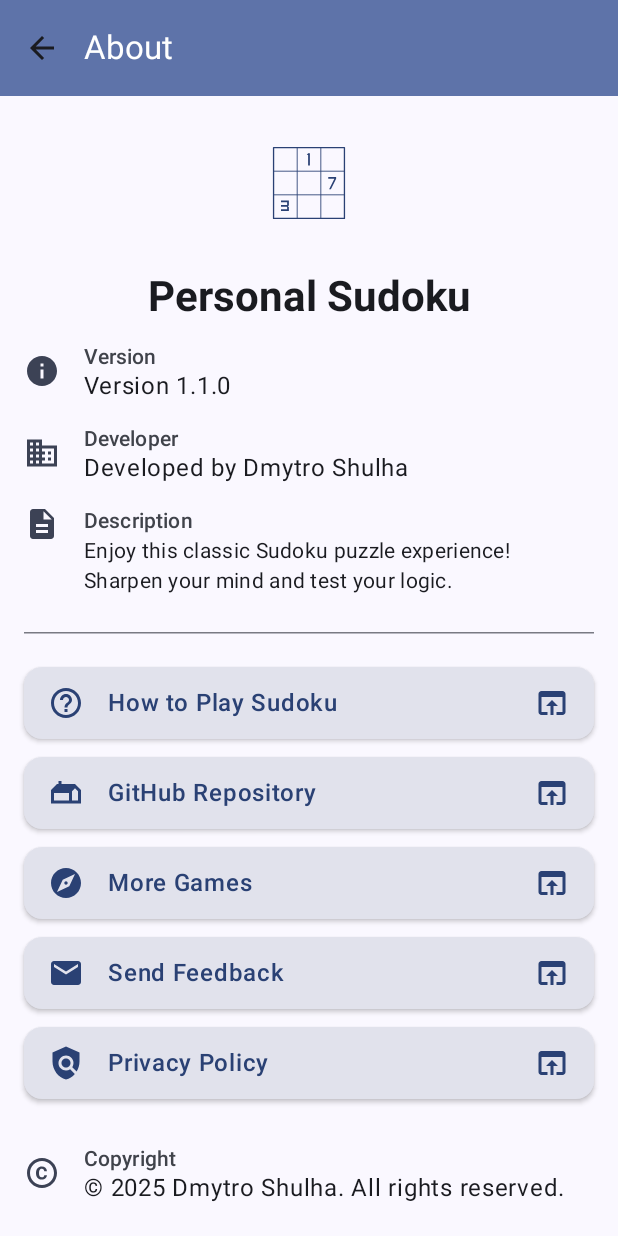
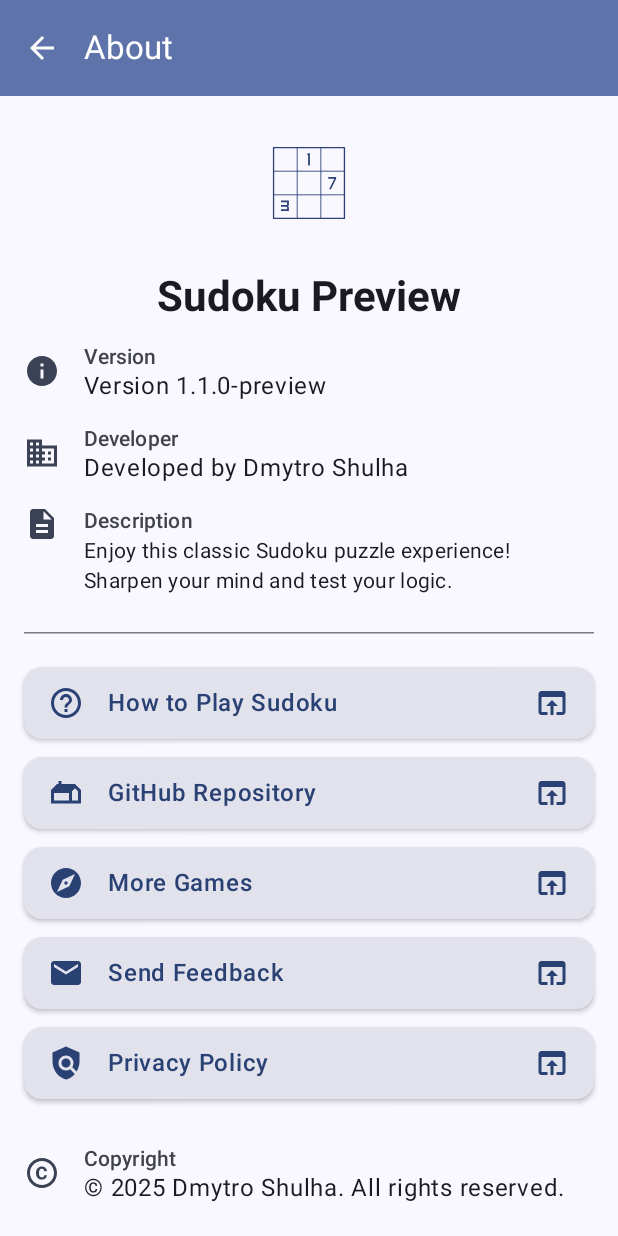
Before and after one commit to DmytroShulha/sudoku, an Android app built with Jetpack Compose: the @Preview function AboutScreenPreviewLight, on a phone screen of 412 x 824 dp. Run offline under Robolectric (Android 15) with nearby library versions, the phone set to English and light mode, and no system bars.

Commit message:
update libraries and GAP

```diff
--- a/app/src/main/java/org/dsh/personal/sudoku/MainActivity.kt
+++ b/app/src/main/java/org/dsh/personal/sudoku/MainActivity.kt
@@ -103,7 +103,7 @@ fun MainMenuScreen(onSudokuClick: () -> Unit) {
     ) {
         Button(
             onClick = onSudokuClick,
-            contentPadding = PaddingValues(horizontal = 24.dp, vertical = 12.dp) // Add padding to the button
+            contentPadding = PaddingValues(horizontal = 24.dp, vertical = 12.dp)
         ) {
             Row(
                 verticalAlignment = Alignment.CenterVertically,
@@ -111,9 +111,9 @@ fun MainMenuScreen(onSudokuClick: () -> Unit) {
             ) {
                 Text("Sudoku")
                 Icon(
-                    imageVector = Icons.Filled.Star, // Replace with your icon
+                    imageVector = Icons.Filled.Star,
                     contentDescription = "Sudoku Icon",
-                    modifier = Modifier.size(24.dp) // Adjust icon size
+                    modifier = Modifier.size(24.dp)
                 )
             }
         }
--- a/app/src/main/java/org/dsh/personal/sudoku/presentation/about/SudokuAboutScreen.kt
+++ b/app/src/main/java/org/dsh/personal/sudoku/presentation/about/SudokuAboutScreen.kt
@@ -38,6 +38,11 @@ import androidx.compose.material3.Text
 import androidx.compose.material3.TopAppBar
 import androidx.compose.material3.TopAppBarDefaults
 import androidx.compose.runtime.Composable
+import androidx.compose.runtime.Immutable // Import for custom immutable classes
+import androidx.compose.runtime.Stable // Import for marking stable classes/functions
+import androidx.compose.runtime.getValue
+import androidx.compose.runtime.remember
+import androidx.compose.runtime.rememberUpdatedState
 import androidx.compose.ui.Alignment
 import androidx.compose.ui.Modifier
 import androidx.compose.ui.graphics.vector.ImageVector
@@ -51,38 +56,57 @@ import androidx.compose.ui.text.font.FontWeight
 import androidx.compose.ui.text.style.TextAlign
 import androidx.compose.ui.tooling.preview.Preview
 import androidx.compose.ui.unit.Dp
-import org.dsh.personal.sudoku.BuildConfig.DEVELOPER_NAME
+import org.dsh.personal.sudoku.BuildConfig
 import org.dsh.personal.sudoku.R
 import org.dsh.personal.sudoku.presentation.view.Dimens
 import org.dsh.personal.sudoku.theme.PersonalTheme
 import java.time.Year
 
+@Immutable
+data class AboutScreenData(
+    val appName: String,
+    val appVersion: String,
+    val playStoreGameUrl: String,
+    val playStoreUrl: String,
+    val githubRepo: String,
+)
 
 @OptIn(ExperimentalMaterial3Api::class)
 @Composable
 fun AboutScreen(
-    onNavigateBack: () -> Unit, onHowToPlayClick: () -> Unit, params: AboutScreenData
+    onNavigateBack: () -> Unit,
+    onHowToPlayClick: () -> Unit,
+    params: AboutScreenData
 ) {
     val uriHandler = LocalUriHandler.current
+    val context = LocalContext.current
 
+    val appName = params.appName // Already efficient as it comes from params
     val versionText = stringResource(R.string.version_name, params.appVersion)
-    val developedByText = stringResource(R.string.developed_by, DEVELOPER_NAME)
+    val developedByText = stringResource(R.string.developed_by, BuildConfig.DEVELOPER_NAME)
+
+    val currentYear = remember { Year.now().value }
     val copyrightText =
-        stringResource(R.string.all_rights_reserved, Year.now().value, DEVELOPER_NAME)
+        stringResource(R.string.all_rights_reserved, currentYear, BuildConfig.DEVELOPER_NAME)
     val gameDescription = stringResource(R.string.game_description_short)
     val privacyPolicyUrl = stringResource(R.string.privacy_policy_url)
+    val aboutText = stringResource(R.string.about)
+    val backText = stringResource(R.string.back)
 
     Scaffold(
         topBar = {
             TopAppBar(
-                title = { Text(stringResource(R.string.about)) }, navigationIcon = {
+                title = { Text(aboutText) },
+                navigationIcon = {
                     IconButton(onClick = onNavigateBack) {
                         Icon(
                             imageVector = Icons.AutoMirrored.Filled.ArrowBack,
-                        contentDescription = stringResource(R.string.back)
+                            contentDescription = backText,
+                            tint = MaterialTheme.colorScheme.onPrimaryContainer,
                         )
                     }
-            }, colors = TopAppBarDefaults.topAppBarColors(
+                },
+                colors = TopAppBarDefaults.topAppBarColors(
                     containerColor = MaterialTheme.colorScheme.primaryContainer,
                     titleContentColor = MaterialTheme.colorScheme.onPrimaryContainer
                 )
@@ -93,19 +117,18 @@ fun AboutScreen(
                 .fillMaxSize()
                 .padding(paddingValues)
                 .padding(Dimens.Large)
-                .verticalScroll(rememberScrollState()),
+                .verticalScroll(rememberScrollState()), // Correctly uses rememberScrollState
             horizontalAlignment = Alignment.CenterHorizontally
         ) {
-            // FR1.1 App Icon
-            // FR1.2 Game Title
-            // FR1.3 Version Number
-            AppHeaderSection(params.appName, versionText)
+            AppHeaderSection(
+                appName = appName, // Use the hoisted appName
+                versionText = versionText,
+                // Pass other required strings if they were hoisted and are specific here
+            )
 
-            // FR2.1 Developer Information
-            DeveloperSection(developedByText)
+            DeveloperSection(developedByText = developedByText)
 
-            // FR3.1 Brief Description
-            DescriptionSection(gameDescription)
+            DescriptionSection(gameDescription = gameDescription)
 
             HorizontalDivider(
                 modifier = Modifier.padding(vertical = Dimens.Large),
@@ -113,31 +136,21 @@ fun AboutScreen(
                 color = DividerDefaults.color,
             )
 
-            // FR4.1 How to Play
-            // FR4.2 Feedback/Support
-            // FR4.3 Privacy Policy
             LinksSection(
                 onHowToPlayClick = onHowToPlayClick,
-                uriHandler = uriHandler,
+                uriHandler = uriHandler, // Pass hoisted uriHandler
+                context = context, // Pass hoisted context
                 privacyPolicyUrl = privacyPolicyUrl,
-                params = params
+                params = params // params is already stable (data class with vals)
             )
 
-            Spacer(Modifier.weight(1f)) // Pushes copyright to the bottom
+            Spacer(Modifier.weight(1f))
 
-            // FR2.2 Copyright Information
-            CopyrightFooterSection(copyrightText)
+            CopyrightFooterSection(copyrightText = copyrightText)
         }
     }
 }
 
-data class AboutScreenData(
-    val appName: String,
-    val appVersion: String,
-    val playStoreGameUrl: String,
-    val playStoreUrl: String,
-    val githubRepo: String,
-)
 
 @Composable
 private fun CopyrightFooterSection(copyrightText: String) {
@@ -156,43 +169,68 @@ private fun CopyrightFooterSection(copyrightText: String) {
 private fun LinksSection(
     onHowToPlayClick: () -> Unit,
     uriHandler: UriHandler,
+    context: Context, // Added context to avoid LocalContext.current here
     privacyPolicyUrl: String,
     params: AboutScreenData,
 ) {
-    val context = LocalContext.current
+    val onHowToPlayClickStable by rememberUpdatedState(onHowToPlayClick)
+
+    // For lambdas that capture changing values (like params or privacyPolicyUrl),
+    // ensure they are stable or use remember with keys.
+    val onOpenGithubRepo = remember(uriHandler, params.githubRepo, context) {
+        { linkExecution(uriHandler, params.githubRepo, context) }
+    }
+    val onOpenPlayStore = remember(uriHandler, params.playStoreUrl, context) {
+        { linkExecution(uriHandler, params.playStoreUrl, context) }
+    }
+    val onOpenFeedback = remember(uriHandler, params.playStoreGameUrl, context) {
+        { linkExecution(uriHandler, params.playStoreGameUrl, context) }
+    }
+    val onOpenPrivacyPolicy = remember(uriHandler, privacyPolicyUrl, context) {
+        { linkExecution(uriHandler, privacyPolicyUrl, context) }
+    }
+    // --- End of Lambda Optimization ---
+
+
+    // Hoist string resources used multiple times or in loops if applicable
+    val howToPlayText = stringResource(R.string.how_to_play_sudoku)
+    val gitRepoText = stringResource(R.string.sudoku_git_repo)
+    val moreGamesText = stringResource(R.string.more_games)
+    val sendFeedbackText = stringResource(R.string.send_feedback)
+    val privacyPolicyText = stringResource(R.string.privacy_policy)
 
     LinkItem(
         icon = Icons.AutoMirrored.Filled.HelpOutline,
-        text = stringResource(R.string.how_to_play_sudoku),
-        onClick = onHowToPlayClick,
+        text = howToPlayText,
+        onClick = onHowToPlayClickStable, // Use the stable lambda
         subicon = Icons.Filled.OpenInBrowser
     )
 
     LinkItem(
         icon = Icons.Filled.Gite,
-        text = stringResource(R.string.sudoku_git_repo),
-        onClick = { linkExecution(uriHandler, params.githubRepo, context) },
+        text = gitRepoText,
+        onClick = onOpenGithubRepo,
         subicon = Icons.Filled.OpenInBrowser
     )
 
     LinkItem(
         icon = Icons.Filled.Explore,
-        text = stringResource(R.string.more_games),
-        onClick = { linkExecution(uriHandler, params.playStoreUrl, context) },
+        text = moreGamesText,
+        onClick = onOpenPlayStore,
         subicon = Icons.Filled.OpenInBrowser
     )
 
     LinkItem(
         icon = Icons.Filled.Email,
-        text = stringResource(R.string.send_feedback),
-        onClick = { linkExecution(uriHandler, params.playStoreGameUrl, context) },
+        text = sendFeedbackText,
+        onClick = onOpenFeedback,
         subicon = Icons.Filled.OpenInBrowser
     )
 
     LinkItem(
         icon = Icons.Filled.Policy,
-        text = stringResource(R.string.privacy_policy),
-        onClick = { linkExecution(uriHandler, privacyPolicyUrl, context) },
+        text = privacyPolicyText,
+        onClick = onOpenPrivacyPolicy,
         subicon = Icons.Filled.OpenInBrowser
     )
 }
@@ -200,10 +238,11 @@ private fun LinksSection(
 private fun linkExecution(
     uriHandler: UriHandler, link: String, context: Context
 ) {
+    Log.d("AboutScreen", "Attempting to open URI: $link")
     try {
         uriHandler.openUri(link)
-    } catch (e: IllegalArgumentException) {
-        Log.e("AboutScreen", "Error opening URI", e)
+    } catch (e: Exception) { // Catch broader Exception if other issues can occur
+        Log.e("AboutScreen", "Error opening URI: $link", e)
         Toast.makeText(context, R.string.something_went_wrong, Toast.LENGTH_SHORT).show()
     }
 }
@@ -213,7 +252,7 @@ private fun DescriptionSection(gameDescription: String) {
     InfoItem(
         InfoItemData(
             icon = Icons.Filled.Description,
-            label = stringResource(R.string.description),
+            label = stringResource(R.string.description), // Okay here, content changes with gameDescription
             text = gameDescription,
             isMultiline = true
         )
@@ -225,18 +264,24 @@ private fun DeveloperSection(developedByText: String) {
     InfoItem(
         InfoItemData(
             icon = Icons.Filled.Business,
-            label = stringResource(R.string.developer),
+            label = stringResource(R.string.developer), // Okay here
             text = developedByText
         )
     )
 }
 
 @Composable
-private fun AppHeaderSection(appName: String, versionText: String) {
+private fun AppHeaderSection(
+    appName: String, // Receive appName as parameter
+    versionText: String  // Receive versionText as parameter
+) {
+    // painterResource is generally efficient.
+    // stringResource for contentDescription is fine as it's tied to appName.
+    val appIconContentDescription = stringResource(R.string.app_icon, appName)
 
     Icon(
         painter = painterResource(R.drawable.ic_launcher_foreground),
-        contentDescription = stringResource(R.string.app_icon, appName),
+        contentDescription = appIconContentDescription,
         modifier = Modifier
             .size(Dimens.Image)
             .padding(bottom = Dimens.Large),
@@ -250,13 +295,17 @@ private fun AppHeaderSection(appName: String, versionText: String) {
         modifier = Modifier.padding(bottom = Dimens.Small)
     )
 
+    // stringResource for "Version" label is acceptable here.
     InfoItem(
         InfoItemData(
-            icon = Icons.Filled.Info, label = stringResource(R.string.version), text = versionText
+            icon = Icons.Filled.Info,
+            label = stringResource(R.string.version),
+            text = versionText
         )
     )
 }
 
+@Immutable
 data class InfoItemData(
     val icon: ImageVector,
     val label: String,
@@ -266,20 +315,21 @@ data class InfoItemData(
     val textAlign: TextAlign = TextAlign.Start,
 )
 
+@Stable
 @Composable
 fun InfoItem(
-    data: InfoItemData,
+    data: InfoItemData, // data is now an @Immutable data class instance
 ) {
     Row(
         verticalAlignment = if (data.isMultiline) Alignment.Top else Alignment.CenterVertically,
-        modifier = data.modifier
+        modifier = data.modifier // data.modifier comes from the InfoItemData which should be stable
             .fillMaxWidth()
             .padding(vertical = Dimens.Medium)
             .padding(end = Dimens.Medium)
     ) {
         Icon(
             imageVector = data.icon,
-            contentDescription = data.label,
+            contentDescription = data.label, // Content description comes from potentially dynamic data
             modifier = Modifier.size(Dimens.Icon),
             tint = MaterialTheme.colorScheme.secondary
         )
@@ -293,7 +343,7 @@ fun InfoItem(
             )
             Text(
                 text = data.text,
-                style = getStyle(data),
+                style = getStyle(data), // getStyle is a simple conditional, efficient
                 textAlign = data.textAlign,
                 color = MaterialTheme.colorScheme.onSurface
             )
@@ -301,6 +351,7 @@ fun InfoItem(
     }
 }
 
+@Stable
 @Composable
 private fun getStyle(data: InfoItemData): TextStyle =
     if (data.isMultiline)
@@ -308,13 +359,15 @@ private fun getStyle(data: InfoItemData): TextStyle =
     else
         MaterialTheme.typography.bodyLarge
 
+
+@Stable
 @Composable
 fun LinkItem(
     icon: ImageVector,
     subicon: ImageVector,
     text: String,
     defaultElevation: Dp = Dimens.VerySmall,
-    onClick: () -> Unit,
+    onClick: () -> Unit, // Ensure this lambda is stable when passed in
 ) {
     Card(
         onClick = onClick,
@@ -330,7 +383,7 @@ fun LinkItem(
         ) {
             Icon(
                 imageVector = icon,
-                contentDescription = text,
+                contentDescription = text, // Content description from text parameter
                 modifier = Modifier.size(Dimens.Icon),
                 tint = MaterialTheme.colorScheme.primary
             )
@@ -345,7 +398,7 @@ fun LinkItem(
             Spacer(Modifier.weight(1f))
             Icon(
                 imageVector = subicon,
-                contentDescription = null,
+                contentDescription = null, // Decorative icon
                 modifier = Modifier.size(Dimens.Icon),
                 tint = MaterialTheme.colorScheme.surfaceTint
             )
@@ -357,14 +410,18 @@ fun LinkItem(
 @Preview(showBackground = true)
 @Composable
 fun AboutScreenPreviewLight() {
+    // For previews, direct stringResource calls are generally fine.
+    // The optimizations are more critical for runtime performance.
     PersonalTheme {
         AboutScreen(
-            onNavigateBack = { }, onHowToPlayClick = { }, params = AboutScreenData(
-            appName = stringResource(R.string.app_name),
-            appVersion = "1.1.0",
-            playStoreUrl = "",
-            githubRepo = "githubRepo",
-            playStoreGameUrl = "",
+            onNavigateBack = { },
+            onHowToPlayClick = { },
+            params = AboutScreenData(
+                appName = "Sudoku Preview", // Use direct strings for preview if R cannot be resolved easily
+                appVersion = "1.1.0-preview",
+                playStoreUrl = "playStoreUrl_preview",
+                githubRepo = "githubRepo_preview",
+                playStoreGameUrl = "playStoreGameUrl_preview",
             )
         )
     }
@@ -379,12 +436,14 @@ fun AboutScreenPreviewLight() {
 fun AboutScreenPreviewDark() {
     PersonalTheme {
         AboutScreen(
-            onNavigateBack = { }, onHowToPlayClick = { }, params = AboutScreenData(
-            appName = stringResource(R.string.app_name),
-            appVersion = "1.1.0",
-            playStoreUrl = "",
-            githubRepo = "",
-            playStoreGameUrl = "",
+            onNavigateBack = { },
+            onHowToPlayClick = { },
+            params = AboutScreenData(
+                appName = "Sudoku Preview Dark",
+                appVersion = "1.1.0-preview-dark",
+                playStoreUrl = "playStoreUrl_preview_dark",
+                githubRepo = "githubRepo_preview_dark",
+                playStoreGameUrl = "playStoreGameUrl_preview_dark",
             )
         )
     }
--- a/app/src/main/java/org/dsh/personal/sudoku/presentation/main/GameToolBar.kt
+++ b/app/src/main/java/org/dsh/personal/sudoku/presentation/main/GameToolBar.kt
@@ -63,7 +63,8 @@ fun GameToolBar(
             IconButton(onClick = popBack) {
                 Icon(
                     imageVector = Icons.AutoMirrored.Filled.ArrowBack,
-                    contentDescription = stringResource(R.string.back)
+                    contentDescription = stringResource(R.string.back),
+                    tint = MaterialTheme.colorScheme.onPrimaryContainer,
                 )
             }
         }, colors = TopAppBarDefaults.topAppBarColors(
--- a/app/src/main/java/org/dsh/personal/sudoku/presentation/settings/SudokuSettingsScreen.kt
+++ b/app/src/main/java/org/dsh/personal/sudoku/presentation/settings/SudokuSettingsScreen.kt
@@ -116,7 +116,8 @@ private fun SettingsToolBar(onBackClick: () -> Unit) {
         IconButton(onClick = onBackClick) {
             Icon(
                 imageVector = Icons.AutoMirrored.Filled.ArrowBack,
-                contentDescription = stringResource(R.string.back)
+                contentDescription = stringResource(R.string.back),
+                tint = MaterialTheme.colorScheme.onPrimaryContainer,
             )
         }
     }, colors = TopAppBarDefaults.topAppBarColors(
```
Also changed, not shown: app/build.gradle.kts (+18 -2 lines), app/src/main/java/org/dsh/personal/sudoku/presentation/statistic/GameStatistic.kt (+15 -10 lines), gradle/libs.versions.toml (+16 -16 lines). Lines whose indentation alone changed are shown as unchanged.
